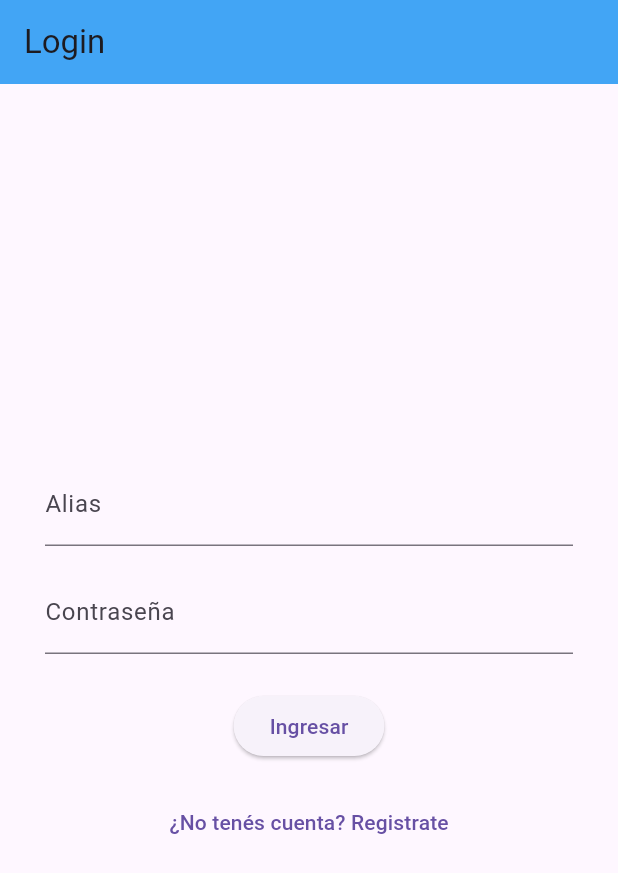
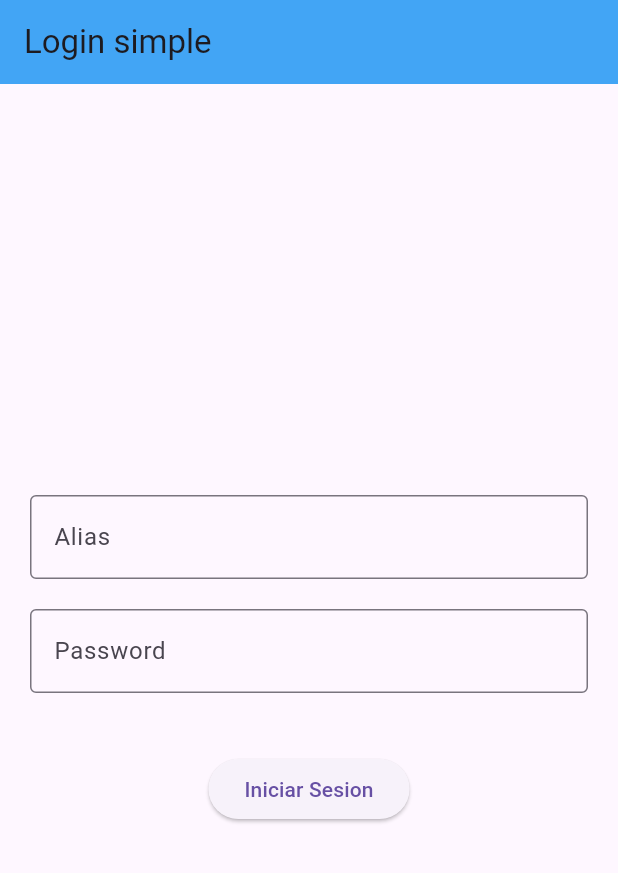
Before and after one commit to LilAguh/TournamentApp, a Flutter app: the screen it shows after launch, after a tap on "Iniciar sesion", on a phone screen of 412 x 824 dp. Shown: the top 873 px of the screen. Run offline on Flutter 3.47's test engine with Material 3 defaults, Android fonts, the phone set to English and light mode, and no system bars; our stand-ins replace dartz, dio, flutter_bloc, get_it, go_router, shared_preferences.

Commit message:
se modifica el login de la aplicacion y es la version final

```diff
--- /dev/null
+++ b/devtools_options.yaml
@@ -0,0 +1,3 @@
+description: This file stores settings for Dart & Flutter DevTools.
+documentation: https://docs.flutter.dev/tools/devtools/extensions#configure-extension-enablement-states
+extensions:
--- a/lib/core/get_it_config.dart
+++ b/lib/core/get_it_config.dart
@@ -1,8 +1,8 @@
 import 'package:tournament_app/features/auth/config/auth_config.dart';
 // importar otros configs si los tenés en el futuro
 
-void configureGetItApp() {
-  initAuthConfig();
+Future<void> configureGetItApp() async {
+  await initAuthConfig();
   // initProfileConfig();
   // initTournamentConfig();
 }
--- a/lib/core/network/api_user.dart
+++ b/lib/core/network/api_user.dart
@@ -2,7 +2,7 @@ import 'package:dio/dio.dart';
 
 final Dio dioUser = Dio(
   BaseOptions(
-    baseUrl: 'https://7134-181-97-134-247.ngrok-free.app/',
+    baseUrl: 'http://192.168.0.142:5181/',
     contentType: 'application/json',
     headers: <String, String>{'Accept': 'application/json'},
   ),
--- a/lib/features/auth/config/auth_config.dart
+++ b/lib/features/auth/config/auth_config.dart
@@ -1,5 +1,8 @@
 import 'package:get_it/get_it.dart';
+import 'package:shared_preferences/shared_preferences.dart';
 import 'package:tournament_app/core/network/api_user.dart';
+import 'package:tournament_app/features/auth/data/datasources/auth_local_data_source.dart';
+import 'package:tournament_app/features/auth/data/datasources/auth_local_data_source_impl.dart';
 
 import 'package:tournament_app/features/auth/data/datasources/auth_remote_data_source.dart';
 import 'package:tournament_app/features/auth/data/datasources/auth_remote_data_source_impl.dart';
@@ -10,7 +13,7 @@ import 'package:tournament_app/features/auth/presentation/bloc/auth_bloc.dart';
 
 final sl = GetIt.instance;
 
-void initAuthConfig() {
+Future<void> initAuthConfig() async {
   // Cliente HTTP centralizado
   sl.registerLazySingleton(
     () => ApiUser(dioUser: dioUser),
@@ -23,7 +26,7 @@ void initAuthConfig() {
 
   // Repository
   sl.registerLazySingleton<UsersRepository>(
-    () => UsersRepositoryImpl(remoteDataSource: sl()),
+    () => UsersRepositoryImpl(remoteDataSource: sl(), localDataSource: sl()),
   );
 
   // Use Case
@@ -31,4 +34,12 @@ void initAuthConfig() {
 
   // bloc
   sl.registerFactory(() => AuthBloc(loginUseCase: sl()));
+
+  // SharedPreferences
+  final prefs = await SharedPreferences.getInstance();
+
+  sl.registerLazySingleton<SharedPreferences>(() => prefs);
+  sl.registerLazySingleton<AuthLocalDataSource>(
+    () => AuthLocalDataSourceImpl(prefs: sl()),
+  );
 }
--- a/lib/features/auth/data/datasources/auth_remote_data_source.dart
+++ b/lib/features/auth/data/datasources/auth_remote_data_source.dart
@@ -1,7 +1,8 @@
+import 'package:tournament_app/features/auth/data/models/login_response.dart';
 import 'package:tournament_app/features/auth/domain/entities/user.dart';
 
 abstract class AuthRemoteDataSource {
-  Future<User> login(String alias, String password);
+  Future<LoginResponse> login(String alias, String password);
 
   // Agregá otros métodos como register, logout, etc. más adelante
 }
--- a/lib/features/auth/presentation/bloc/auth_event.dart
+++ b/lib/features/auth/presentation/bloc/auth_event.dart
@@ -1,10 +1,29 @@
 abstract class AuthEvent {}
 
-class LoginRequested extends AuthEvent {
+// class LoginRequested extends AuthEvent {
+//   final String alias;
+//   final String password;
+
+//   LoginRequested({required this.alias, required this.password});
+// }
+
+// class LogoutRequested extends AuthEvent {}
+
+class AuthAliasChanged extends AuthEvent {
   final String alias;
-  final String password;
-
-  LoginRequested({required this.alias, required this.password});
+  AuthAliasChanged(this.alias);
 }
 
-class LogoutRequested extends AuthEvent {}
+class AuthPasswordChanged extends AuthEvent {
+  final String password;
+  AuthPasswordChanged(this.password);
+}
+
+class AuthSubmitted extends AuthEvent {}
+
+class SelectCoutryRegister extends AuthEvent {
+  final String countryId;
+  SelectCoutryRegister(this.countryId);
+}
+
+class LogoutSubmitter extends AuthEvent {}
--- a/lib/features/auth/presentation/bloc/auth_state.dart
+++ b/lib/features/auth/presentation/bloc/auth_state.dart
@@ -1,17 +1,51 @@
 import 'package:tournament_app/features/auth/domain/entities/user.dart';
 
-abstract class AuthState {}
+// abstract class AuthState {}
 
-class AuthInitial extends AuthState {}
+// class AuthInitial extends AuthState {}
 
-class AuthLoading extends AuthState {}
+// class AuthLoading extends AuthState {}
 
-class AuthSuccess extends AuthState {
-  final User user;
-  AuthSuccess(this.user);
+// class AuthSuccess extends AuthState {
+//   final User user;
+//   AuthSuccess(this.user);
+// }
+
+// class AuthFailure extends AuthState {
+//   final String message;
+//   AuthFailure(this.message);
+// }
+
+class AuthState {
+  final String alias;
+  final String password;
+  final bool isLoading;
+  final String? errorMessage;
+  final bool isSucess;
+
+  const AuthState({
+    required this.alias,
+    required this.password,
+    this.isLoading = false,
+    this.errorMessage,
+    this.isSucess = false,
+  });
+
+  factory AuthState.initial() => const AuthState(alias: '', password: '');
+
+  AuthState copyWith({
+    String? alias,
+    String? password,
+    bool? isLoading,
+    String? errorMessage,
+    bool? isSucess,
+  }) {
+    return AuthState(
+      alias: alias ?? this.alias,
+      password: password ?? this.password,
+      isLoading: isLoading ?? this.isLoading,
+      errorMessage: errorMessage,
+      isSucess: isSucess ?? this.isSucess,
+    );
+  }
 }
-
-class AuthFailure extends AuthState {
-  final String message;
-  AuthFailure(this.message);
-}
--- a/lib/features/auth/presentation/page/login_screen.dart
+++ b/lib/features/auth/presentation/page/login_screen.dart
@@ -1,9 +1,9 @@
 import 'package:flutter/material.dart';
 import 'package:flutter_bloc/flutter_bloc.dart';
 import 'package:go_router/go_router.dart';
-import 'package:tournament_app/features/auth/presentation/bloc/auth_bloc.dart';
-import 'package:tournament_app/features/auth/presentation/bloc/auth_event.dart';
-import 'package:tournament_app/features/auth/presentation/bloc/auth_state.dart';
+import '../bloc/auth_bloc.dart';
+import '../bloc/auth_event.dart';
+import '../bloc/auth_state.dart';
 
 class LoginScreen extends StatefulWidget {
   const LoginScreen({super.key});
@@ -23,75 +23,116 @@ class _LoginScreenState extends State<LoginScreen> {
     super.dispose();
   }
 
-  void _submitLogin() {
-    final alias = _aliasController.text.trim();
-    final password = _passwordController.text.trim();
+  @override
+  Widget build(BuildContext context) {
+    return Scaffold(
+      appBar: AppBar(
+        title: const Text('Login simple'),
+        backgroundColor: Colors.blue[400],
+      ),
+      body: Padding(
+        padding: const EdgeInsets.all(20.0),
+        child: BlocListener<AuthBloc, AuthState>(
+          listener: (context, state) {
+            if (state.isSucess) {
+              // Este es el caso de login exitoso
+              _aliasController.clear();
+              _passwordController.clear();
+              Future.microtask(() {
+                context.goNamed('home');
+              });
+              ScaffoldMessenger.of(context).showSnackBar(
+                const SnackBar(
+                  content: Text('Login Exitoso'),
+                  backgroundColor: Colors.green,
+                ),
+              );
 
-    if (alias.isEmpty || password.isEmpty) {
-      ScaffoldMessenger.of(context).showSnackBar(
-        const SnackBar(content: Text('Alias y contraseña son obligatorios')),
-      );
-      return;
+              // ignore: invalid_use_of_visible_for_testing_member
+              context.read<AuthBloc>().emit(state.copyWith(isSucess: false));
             }
 
-    context.read<AuthBloc>().add(
-      LoginRequested(alias: alias, password: password),
+            if (state.errorMessage != null) {
+              _passwordController.clear();
+              ScaffoldMessenger.of(
+                context,
+              ).showSnackBar(SnackBar(content: Text(state.errorMessage!)));
+            }
+          },
+          child: Column(
+            mainAxisAlignment: MainAxisAlignment.center,
+            children: [
+              BlocBuilder<AuthBloc, AuthState>(
+                builder: (context, state) {
+                  return TextField(
+                    controller: _aliasController,
+                    onChanged:
+                        (value) => context.read<AuthBloc>().add(
+                          AuthAliasChanged(value),
+                        ),
+                    decoration: InputDecoration(
+                      labelText: 'Alias',
+                      border: const OutlineInputBorder(),
+                      errorText:
+                          state.alias.isEmpty && state.errorMessage != null
+                              ? 'Alias obligatorio'
+                              : null,
+                    ),
+                  );
+                },
+              ),
+
+              const SizedBox(height: 20),
+
+              BlocBuilder<AuthBloc, AuthState>(
+                builder: (context, state) {
+                  return TextField(
+                    controller: _passwordController,
+                    onChanged:
+                        (value) => context.read<AuthBloc>().add(
+                          AuthPasswordChanged(value),
+                        ),
+                    decoration: InputDecoration(
+                      labelText: 'Password',
+                      border: const OutlineInputBorder(),
+                      errorText:
+                          state.password.isEmpty && state.errorMessage != null
+                              ? 'Password obligatorio'
+                              : null,
+                    ),
+                    obscureText: true,
+                  );
+                },
+              ),
+              const SizedBox(height: 40),
+              BlocBuilder<AuthBloc, AuthState>(
+                builder: (context, state) {
+                  if (state.isLoading) {
+                    return const Padding(
+                      padding: EdgeInsets.symmetric(vertical: 16),
+                      child: CircularProgressIndicator(),
                     );
                   }
 
-  @override
-  Widget build(BuildContext context) {
-    return BlocListener<AuthBloc, AuthState>(
-      listener: (context, state) {
-        if (state is AuthSuccess) {
-          print('✅ Login exitoso:');
-          print('ID: ${state.user.id}');
-          print('Alias: ${state.user.alias}');
-          print('Email: ${state.user.email}');
-          print('Rol: ${state.user.role}');
-          context.goNamed('home');
-        } else if (state is AuthFailure) {
-          print('❌ Error al iniciar sesión: ${state.message}');
-          ScaffoldMessenger.of(
-            context,
-          ).showSnackBar(SnackBar(content: Text(state.message)));
-        }
+                  // if (state.errorMessage != null) {
+                  //   return Padding(
+                  //     padding: const EdgeInsets.symmetric(vertical: 16),
+                  //     child: Text(
+                  //       state.errorMessage!,
+                  //       style: const TextStyle(color: Colors.red),
+                  //     ),
+                  //   );
+                  // }
+                  return const SizedBox.shrink();
                 },
-      child: Scaffold(
-        appBar: AppBar(
-          title: const Text('Login'),
-          backgroundColor: Colors.blue[400],
               ),
-        body: Center(
-          child: SingleChildScrollView(
-            padding: const EdgeInsets.all(30),
-            child: Column(
-              mainAxisSize: MainAxisSize.min,
-              children: [
-                TextField(
-                  controller: _aliasController,
-                  decoration: const InputDecoration(labelText: 'Alias'),
-                ),
-                const SizedBox(height: 16),
-                TextField(
-                  controller: _passwordController,
-                  obscureText: true,
-                  decoration: const InputDecoration(labelText: 'Contraseña'),
-                ),
-                const SizedBox(height: 24),
               ElevatedButton(
-                  onPressed: _submitLogin,
-                  child: const Text('Ingresar'),
-                ),
-                const SizedBox(height: 16),
-                TextButton(
                 onPressed: () {
-                    context.go('/register-method');
+                  context.read<AuthBloc>().add(AuthSubmitted());
                 },
-                  child: const Text('¿No tenés cuenta? Registrate'),
+                child: Text('Iniciar Sesion'),
               ),
             ],
-            ),
           ),
         ),
       ),
--- a/lib/main.dart
+++ b/lib/main.dart
@@ -2,11 +2,13 @@ import 'package:flutter/material.dart';
 import 'package:flutter_bloc/flutter_bloc.dart';
 import 'package:get_it/get_it.dart';
 import 'package:tournament_app/core/get_it_config.dart';
+import 'package:tournament_app/features/auth/config/auth_config.dart';
 import 'package:tournament_app/features/auth/presentation/bloc/auth_bloc.dart';
 import 'core/app_route.dart';
 
-void main() {
-  configureGetItApp();
+void main() async {
+  WidgetsFlutterBinding.ensureInitialized();
+  await configureGetItApp();
   runApp(const MyApp());
 }
 
@@ -17,7 +19,8 @@ class MyApp extends StatelessWidget {
   Widget build(BuildContext context) {
     return MultiBlocProvider(
       providers: [
-        BlocProvider<AuthBloc>(create: (_) => GetIt.instance<AuthBloc>()),
+        // BlocProvider<AuthBloc>(create: (_) => GetIt.instance<AuthBloc>()),
+        BlocProvider(create: (_) => sl<AuthBloc>()),
       ],
       child: MaterialApp.router(
         title: 'Tournament APP',
--- a/pubspec.yaml
+++ b/pubspec.yaml
@@ -41,6 +41,7 @@ dependencies:
   logger: ^2.5.0
   get_it: ^8.0.3
   flutter_bloc: ^9.1.1
+  shared_preferences: ^2.5.3
 
 dev_dependencies:
   flutter_test:
```
Also changed, not shown: lib/core/error/failure.dart (+21 -21 lines), lib/features/auth/data/datasources/auth_local_data_source.dart (added, +10 -0 lines), lib/features/auth/data/datasources/auth_local_data_source_impl.dart (added, +56 -0 lines), lib/features/auth/data/datasources/auth_remote_data_source_impl.dart (+18 -8 lines), lib/features/auth/data/models/login_response.dart (added, +8 -0 lines), lib/features/auth/data/repositories/users_repository_impl.dart (+18 -4 lines), lib/features/auth/presentation/bloc/auth_bloc.dart (+71 -21 lines), lib/features/home/presentation/page/home_screen.dart (+8 -8 lines), lib/features/profile/presentation/page/profile_screen.dart (+4 -4 lines), pubspec.lock, 10 other files. Lines whose indentation alone changed are shown as unchanged.
